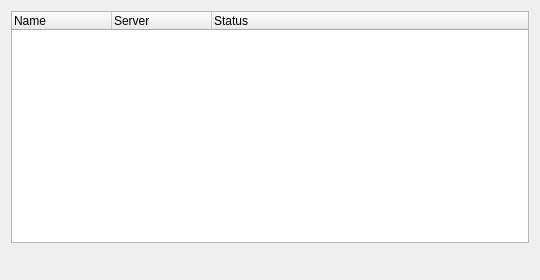
psi-im/psi, file src/accountmanage.ui: the form before one commit.
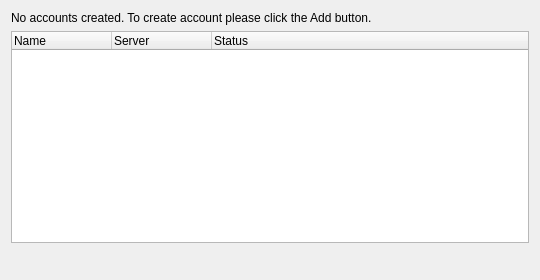
The form after the commit. Icons and pictures are not drawn. Custom widgets are drawn as their Qt base class.

Commit message: Added manage single account into Accouts option

Patch:
```diff
--- a/src/accountmanage.ui
+++ b/src/accountmanage.ui
@@ -19,7 +19,17 @@
   </property>
   <layout class="QVBoxLayout" name="_2">
    <item>
-    <layout class="QHBoxLayout">
+    <widget class="QLabel" name="noAccountLabel">
+     <property name="text">
+      <string>&lt;html&gt;&lt;head/&gt;&lt;body&gt;&lt;p&gt;No accounts created. To create account please click the Add button.&lt;/p&gt;&lt;/body&gt;&lt;/html&gt;</string>
+     </property>
+     <property name="wordWrap">
+      <bool>true</bool>
+     </property>
+    </widget>
+   </item>
+   <item>
+    <layout class="QHBoxLayout" name="listLayout">
      <item>
       <widget class="AccountManageTree" name="lv_accs">
        <property name="indentation">
```
The commit also changes 3 other files.
